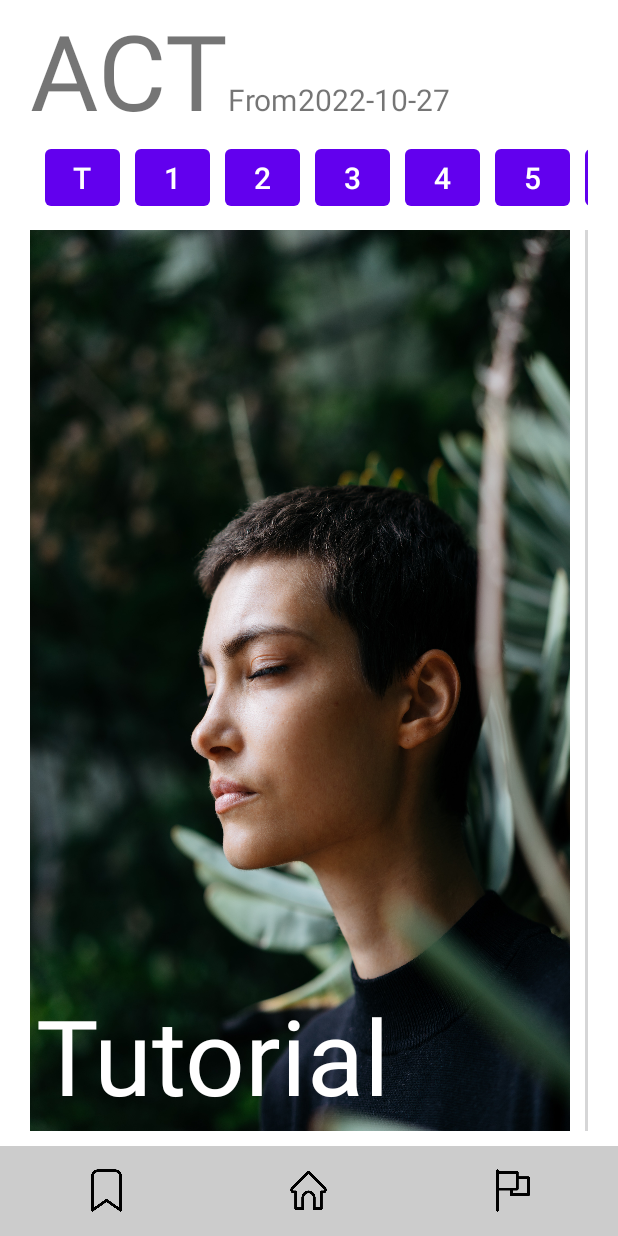
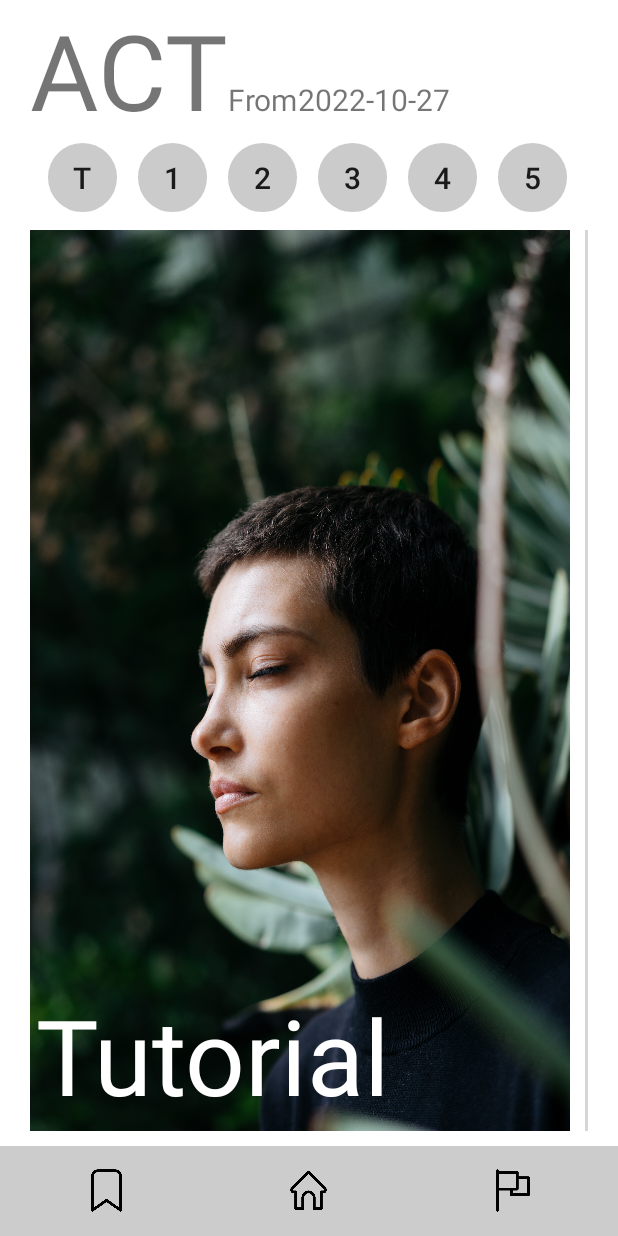
Before and after one commit to MobileProgrammingACT/ACT_FrontEnd, an Android app: the MainActivity screen opened directly, with no data from a screen before it, on a phone screen of 412 x 824 dp. Run offline under Robolectric (Android 15) with nearby library versions, the phone set to English and light mode, and no system bars.

Commit message:
14th commit - drawable에 round_button.xml 추가 - activity_main의 주차 선택 버튼을 round로 변경 (버튼의 background를 round_button.xml로 적용) - round_button.xml의 적용을 위해 activity_main.xml의 주차 선택 버튼을 androidx.appcompat.widget.AppcompatButton으로 변경

```diff
--- a/app/src/main/java/com/example/actprime/MainActivity.java
+++ b/app/src/main/java/com/example/actprime/MainActivity.java
@@ -25,5 +25,7 @@ public class MainActivity extends AppCompatActivity {
                 startActivity(intent);
             }
         });
+
+
     }
 }
--- a/app/src/main/res/drawable/round_button.xml
+++ b/app/src/main/res/drawable/round_button.xml
@@ -5,7 +5,5 @@
     <solid android:color="#CBCBCB"/>
     <stroke
         android:color="#ffffff"
-        android:width="10dp"/>
-
-
+        android:width="2dp"/>
 </shape>
--- a/app/src/main/res/layout/activity_main.xml
+++ b/app/src/main/res/layout/activity_main.xml
@@ -58,70 +58,78 @@
                     android:layout_height="match_parent"
                     android:orientation="horizontal">
 
-                    <Button
+                    <androidx.appcompat.widget.AppCompatButton
                         android:id="@+id/weekSelectBtnT"
                         android:layout_width="50dp"
                         android:layout_height="50dp"
                         android:text="T"
                         android:textSize="20dp"
                         android:layout_marginLeft="10dp"
-                        android:layout_marginRight="10dp"/>
+                        android:layout_marginRight="10dp"
+                        android:background="@drawable/round_button"/>
 
-                    <Button
+                    <androidx.appcompat.widget.AppCompatButton
                         android:id="@+id/weekSelectBtn1"
                         android:layout_width="50dp"
                         android:layout_height="50dp"
                         android:text="1"
                         android:textSize="20dp"
-                        android:layout_marginRight="10dp"/>
+                        android:layout_marginRight="10dp"
+                        android:background="@drawable/round_button"/>
 
-                    <Button
+                    <androidx.appcompat.widget.AppCompatButton
                         android:id="@+id/weekSelectBtn2"
                         android:layout_width="50dp"
                         android:layout_height="50dp"
                         android:text="2"
                         android:textSize="20dp"
-                        android:layout_marginRight="10dp"/>
+                        android:layout_marginRight="10dp"
+                        android:background="@drawable/round_button"/>
 
-                    <Button
+                    <androidx.appcompat.widget.AppCompatButton
                         android:id="@+id/weekSelectBtn3"
                         android:layout_width="50dp"
                         android:layout_height="50dp"
                         android:text="3"
                         android:textSize="20dp"
-                        android:layout_marginRight="10dp"/>
+                        android:layout_marginRight="10dp"
+                        android:background="@drawable/round_button"/>
 
-                    <Button
+                    <androidx.appcompat.widget.AppCompatButton
                         android:id="@+id/weekSelectBtn4"
                         android:layout_width="50dp"
                         android:layout_height="50dp"
                         android:text="4"
                         android:textSize="20dp"
-                        android:layout_marginRight="10dp"/>
+                        android:layout_marginRight="10dp"
+                        android:background="@drawable/round_button"/>
 
-                    <Button
+                    <androidx.appcompat.widget.AppCompatButton
                         android:id="@+id/weekSelectBtn5"
                         android:layout_width="50dp"
                         android:layout_height="50dp"
                         android:text="5"
                         android:textSize="20dp"
-                        android:layout_marginRight="10dp"/>
+                        android:layout_marginRight="10dp"
+                        android:background="@drawable/round_button"/>
 
-                    <Button
+                    <androidx.appcompat.widget.AppCompatButton
                         android:id="@+id/weekSelectBtn6"
                         android:layout_width="50dp"
                         android:layout_height="50dp"
                         android:text="6"
                         android:textSize="20dp"
-                        android:layout_marginRight="10dp"/>
+                        android:layout_marginRight="10dp"
+                        android:background="@drawable/round_button"/>
 
-                    <Button
+                    <androidx.appcompat.widget.AppCompatButton
                         android:id="@+id/weekSelectBtn7"
                         android:layout_width="50dp"
                         android:layout_height="50dp"
                         android:text="7"
                         android:textSize="20dp"
-                        android:layout_marginRight="10dp"/>
+                        android:layout_marginRight="10dp"
+                        android:background="@drawable/round_button"/>
 
                 </LinearLayout>
 
@@ -156,6 +164,7 @@
                             android:layout_height="match_parent"
                             android:src="@drawable/weekselectimgt"
                             android:scaleType="fitXY"/>
+
 
                         <TextView
                             android:layout_width="wrap_content"
```
